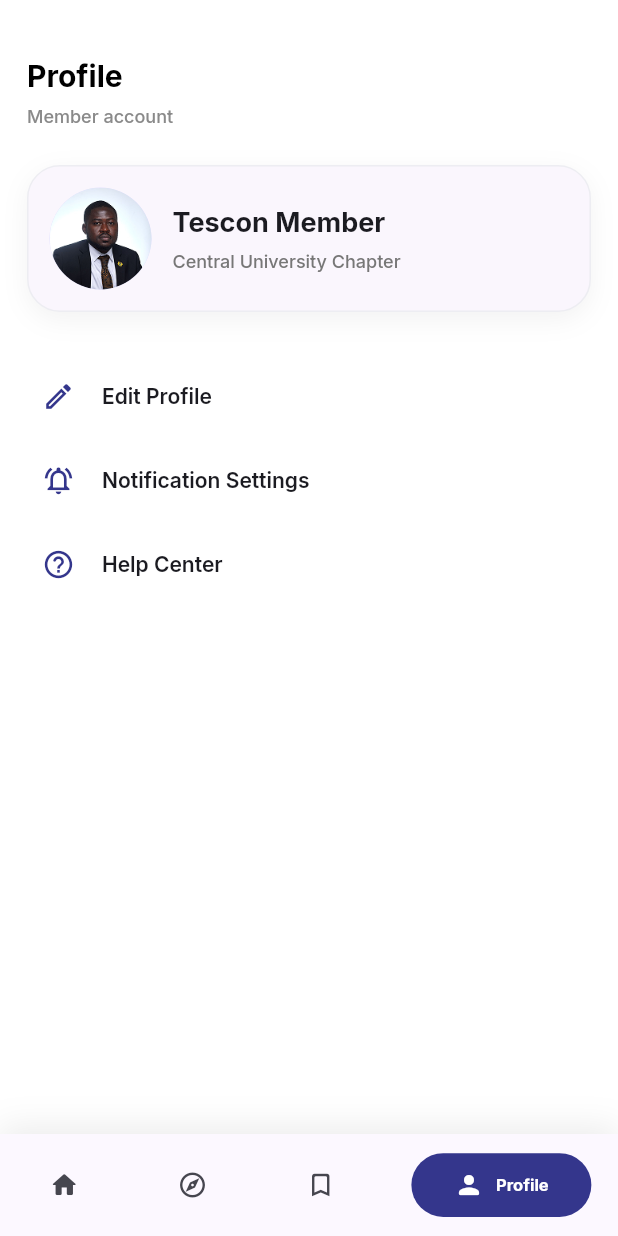
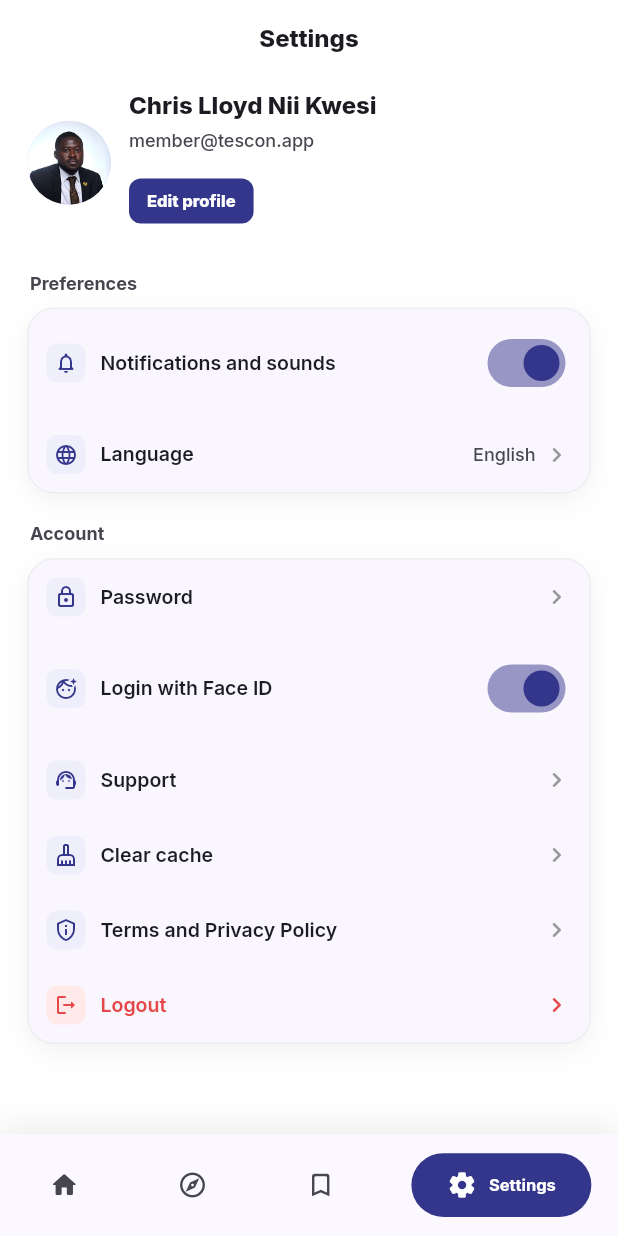
Before and after one commit to MawuliMyth/tescom_app, a Flutter app: the DashboardScreen screen opened by its route, item 4 of the bottom bar chosen, on a phone screen of 412 x 824 dp. Run offline on Flutter 3.47's test engine with Material 3 defaults, Android fonts, the phone set to English and light mode, and no system bars; drawn by our look-alikes of persistent_bottom_nav_bar; our stand-ins replace carousel_slider, google_fonts.

Commit message:
fixed the profile

```diff
--- a/lib/screens/dashboard/settings_page.dart
+++ b/lib/screens/dashboard/settings_page.dart
@@ -2,7 +2,9 @@ part of '../dashboard_screen.dart';
 
 // Settings route with grouped preference/account sections.
 class _SettingsPage extends StatefulWidget {
-  const _SettingsPage();
+  const _SettingsPage({this.showBackButton = true});
+
+  final bool showBackButton;
 
   @override
   State<_SettingsPage> createState() => _SettingsPageState();
@@ -22,7 +24,10 @@ class _SettingsPageState extends State<_SettingsPage> {
           child: ListView(
             padding: const EdgeInsets.fromLTRB(18, 14, 18, 28),
             children: [
-              _SettingsHeader(onBack: () => Navigator.pop(context)),
+              _SettingsHeader(
+                showBackButton: widget.showBackButton,
+                onBack: () => Navigator.pop(context),
+              ),
               const SizedBox(height: 22),
               const _SettingsProfileHeader(),
               const SizedBox(height: 22),
@@ -104,15 +109,22 @@ class _SettingsPageState extends State<_SettingsPage> {
 
 // Top settings app bar with centered title.
 class _SettingsHeader extends StatelessWidget {
-  const _SettingsHeader({required this.onBack});
+  const _SettingsHeader({
+    required this.showBackButton,
+    required this.onBack,
+  });
 
+  final bool showBackButton;
   final VoidCallback onBack;
 
   @override
   Widget build(BuildContext context) {
     return Row(
       children: [
-        _PlainIconButton(icon: Icons.arrow_back_rounded, onTap: onBack),
+        if (showBackButton)
+          _PlainIconButton(icon: Icons.arrow_back_rounded, onTap: onBack)
+        else
+          const SizedBox(width: 40),
         Expanded(
           child: Text(
             'Settings',
--- a/lib/screens/dashboard_screen.dart
+++ b/lib/screens/dashboard_screen.dart
@@ -60,7 +60,7 @@ class _DashboardScreenState extends State<DashboardScreen> {
         ),
         const _DiscoverScreen(),
         const _SavedScreen(),
-        const _ProfileScreen(),
+        const _SettingsPage(showBackButton: false),
       ],
       items: [
         _navItem(
@@ -79,9 +79,9 @@ class _DashboardScreenState extends State<DashboardScreen> {
           inactiveIcon: Icons.bookmark_border_rounded,
         ),
         _navItem(
-          title: 'Profile',
-          icon: Icons.person_rounded,
-          inactiveIcon: Icons.person_outline_rounded,
+          title: 'Settings',
+          icon: Icons.settings_rounded,
+          inactiveIcon: Icons.settings_outlined,
         ),
       ],
       isVisible: !_isDrawerOpen,
```
Also changed, not shown: lib/screens/dashboard/drawer.dart (+0 -14 lines).
